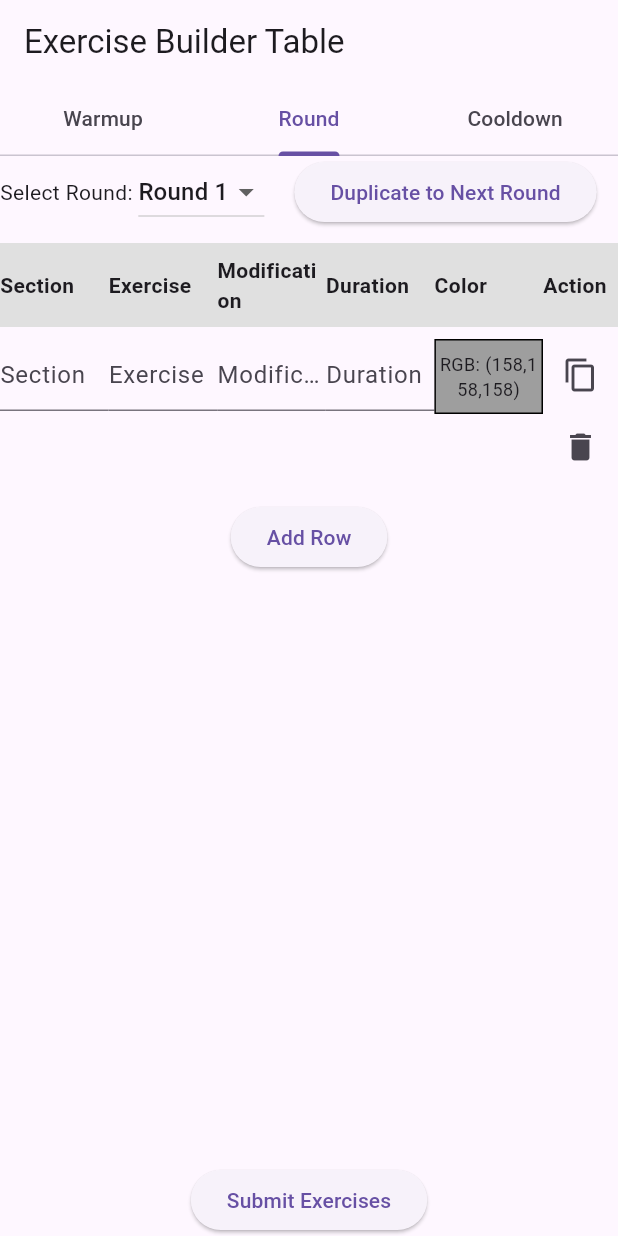
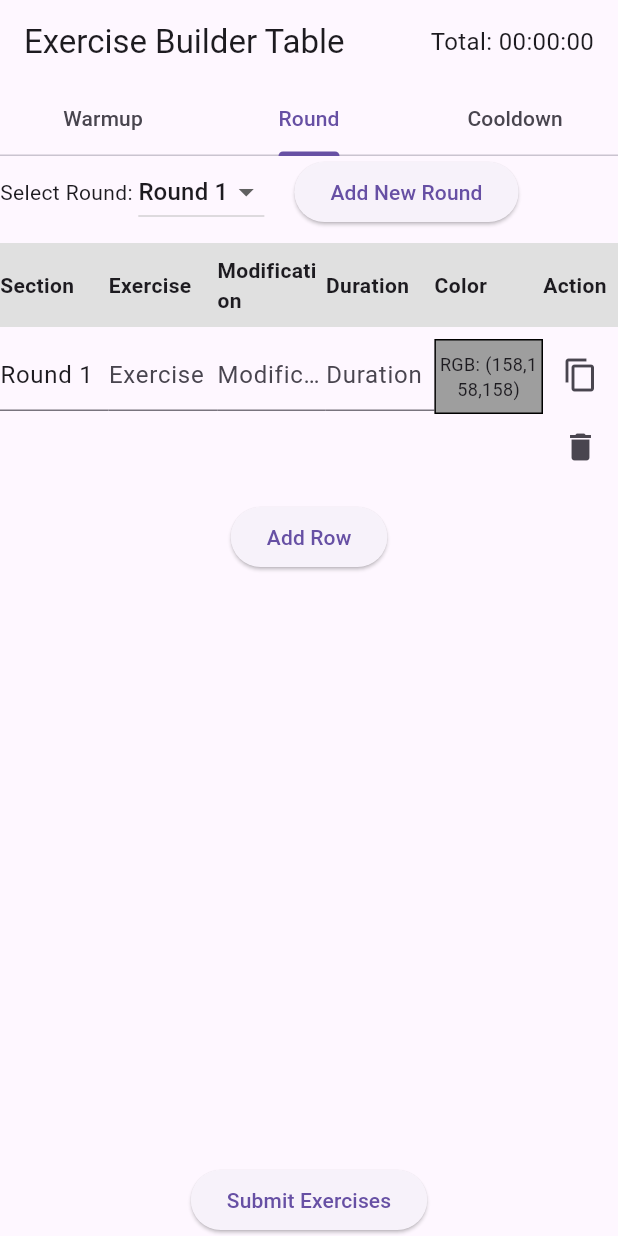
Before and after one commit to sarah-eliza/simplyactiveapp, a Flutter app: the ExerciseBuilderTable screen opened directly, tab 2 chosen, on a phone screen of 412 x 824 dp. Run offline on Flutter 3.47's test engine with Material 3 defaults, Android fonts, the phone set to English and light mode, and no system bars; our stand-ins replace flutter_colorpicker, supabase_flutter, video_player; accounts and stored records are empty.

Commit message:
Update exercise builder

```diff
--- a/lib/screens/exercise_form.dart
+++ b/lib/screens/exercise_form.dart
@@ -32,7 +32,7 @@ class ExerciseRowData {
   String get colorString =>
       "(${selectedColor.red.toInt()},${selectedColor.green.toInt()},${selectedColor.blue.toInt()})";
 
-  // Create a duplicate of this row.
+  // Create a duplicate (deep copy) of this row.
   ExerciseRowData duplicate() {
     return ExerciseRowData(
       initialSection: sectionController.text,
@@ -59,14 +59,11 @@ class _ExerciseBuilderTableState extends State<ExerciseBuilderTable>
   final List<ExerciseRowData> warmupRows = [];
   final List<ExerciseRowData> cooldownRows = [];
   // Map for Round exercises (multiple rounds).
-  final Map<int, List<ExerciseRowData>> roundRows = {
-    1: [],
-    2: [],
-    3: [],
-  };
+  final Map<int, List<ExerciseRowData>> roundRows = {};
 
   // For Round tab: track which round is selected.
   int selectedRound = 1;
+  int maxRound = 1; // Track the highest round number
 
   late TabController _tabController;
   final double _rowHeight = 80.0; // Estimated row height
@@ -74,10 +71,13 @@ class _ExerciseBuilderTableState extends State<ExerciseBuilderTable>
   @override
   void initState() {
     super.initState();
-    // Start with one row in each category.
-    warmupRows.add(ExerciseRowData());
-    cooldownRows.add(ExerciseRowData());
-    roundRows[1]!.add(ExerciseRowData());
+    // Start with one row in Warmup and Cooldown.
+    warmupRows.add(ExerciseRowData(initialSection: "Warmup"));
+    cooldownRows.add(ExerciseRowData(initialSection: "Cooldown"));
+    // Initialize round 1.
+    roundRows[1] = [ExerciseRowData(initialSection: "Round 1")];
+    maxRound = 1;
+    selectedRound = 1;
     _tabController = TabController(length: 3, vsync: this);
   }
 
@@ -96,6 +96,31 @@ class _ExerciseBuilderTableState extends State<ExerciseBuilderTable>
     }
     _tabController.dispose();
     super.dispose();
+  }
+
+  // Helper to format seconds into HH:MM:SS.
+  String _formatDuration(int totalSeconds) {
+    final hours = totalSeconds ~/ 3600;
+    final minutes = (totalSeconds % 3600) ~/ 60;
+    final seconds = totalSeconds % 60;
+    return "${hours.toString().padLeft(2, '0')}:${minutes.toString().padLeft(2, '0')}:${seconds.toString().padLeft(2, '0')}";
+  }
+
+  // Calculate total duration (in seconds) from all rows.
+  int _getTotalDuration() {
+    int total = 0;
+    for (var row in warmupRows) {
+      total += int.tryParse(row.durationController.text) ?? 0;
+    }
+    for (var list in roundRows.values) {
+      for (var row in list) {
+        total += int.tryParse(row.durationController.text) ?? 0;
+      }
+    }
+    for (var row in cooldownRows) {
+      total += int.tryParse(row.durationController.text) ?? 0;
+    }
+    return total;
   }
 
   // Opens the color picker dialog for a specific row.
@@ -170,7 +195,7 @@ class _ExerciseBuilderTableState extends State<ExerciseBuilderTable>
   // Build a single row for an exercise.
   Widget _buildRow(ExerciseRowData row, int index, VoidCallback onDelete, VoidCallback onDuplicate) {
     return Container(
-      key: ValueKey(index), // Use index as the key to force rebuild on state change.
+      key: ValueKey(index), // Use index as key to force rebuild on state change.
       child: Row(
         crossAxisAlignment: CrossAxisAlignment.start,
         children: [
@@ -197,6 +222,13 @@ class _ExerciseBuilderTableState extends State<ExerciseBuilderTable>
               controller: row.durationController,
               decoration: const InputDecoration(hintText: "Duration"),
               keyboardType: TextInputType.number,
+              onChanged: (value) {
+                setState(() {});
+              },
+              // Alternatively, you can use:
+              // onEditingComplete: () {
+              //   setState(() {});
+              // },
             ),
           ),
           Expanded(
@@ -299,8 +331,8 @@ class _ExerciseBuilderTableState extends State<ExerciseBuilderTable>
             '    ("${row.sectionController.text}", "${row.exerciseNameController.text}", "${row.modificationController.text}", ${row.colorString}, ${row.durationController.text}),');
       }
     }
-    // Round rows: iterate through rounds 1-3.
-    for (int r = 1; r <= 3; r++) {
+    // Round rows: iterate through rounds 1 to maxRound.
+    for (int r = 1; r <= maxRound; r++) {
       var list = roundRows[r] ?? [];
       for (var row in list) {
         if (row.sectionController.text.isNotEmpty ||
@@ -329,6 +361,17 @@ class _ExerciseBuilderTableState extends State<ExerciseBuilderTable>
     return Scaffold(
       appBar: AppBar(
         title: const Text("Exercise Builder Table"),
+        actions: [
+          Padding(
+            padding: const EdgeInsets.only(right: 16.0),
+            child: Center(
+              child: Text(
+                "Total: ${_formatDuration(_getTotalDuration())}",
+                style: const TextStyle(fontSize: 16),
+              ),
+            ),
+          )
+        ],
         bottom: TabBar(
           controller: _tabController,
           tabs: const [
@@ -353,7 +396,7 @@ class _ExerciseBuilderTableState extends State<ExerciseBuilderTable>
                         _buildReorderableTable(
                           warmupRows,
                           () => setState(() {
-                            warmupRows.add(ExerciseRowData());
+                            warmupRows.add(ExerciseRowData(initialSection: "Warmup"));
                           }),
                           (index) => setState(() {
                             warmupRows[index].dispose();
@@ -375,11 +418,13 @@ class _ExerciseBuilderTableState extends State<ExerciseBuilderTable>
                             const Text("Select Round: "),
                             DropdownButton<int>(
                               value: selectedRound,
-                              items: const [
-                                DropdownMenuItem(value: 1, child: Text("Round 1")),
-                                DropdownMenuItem(value: 2, child: Text("Round 2")),
-                                DropdownMenuItem(value: 3, child: Text("Round 3")),
-                              ],
+                              items: List.generate(maxRound, (index) {
+                                int round = index + 1;
+                                return DropdownMenuItem(
+                                  value: round,
+                                  child: Text("Round $round"),
+                                );
+                              }),
                               onChanged: (value) {
                                 if (value != null) {
                                   setState(() {
@@ -389,13 +434,25 @@ class _ExerciseBuilderTableState extends State<ExerciseBuilderTable>
                               },
                             ),
                             const SizedBox(width: 20),
-                            if (selectedRound < 3)
+                            ElevatedButton(
+                              onPressed: () {
+                                setState(() {
+                                  maxRound++;
+                                  roundRows[maxRound] = [];
+                                  selectedRound = maxRound;
+                                });
+                              },
+                              child: const Text("Add New Round"),
+                            ),
+                            const SizedBox(width: 20),
+                            if (selectedRound < maxRound)
                               ElevatedButton(
                                 onPressed: () {
                                   if (roundRows[selectedRound] != null) {
                                     setState(() {
-                                      roundRows[selectedRound + 1] =
-                                          List.from(roundRows[selectedRound]!);
+                                      roundRows[selectedRound + 1] = roundRows[selectedRound]!
+                                          .map((row) => row.duplicate())
+                                          .toList();
                                     });
                                   }
                                 },
@@ -408,7 +465,7 @@ class _ExerciseBuilderTableState extends State<ExerciseBuilderTable>
                           roundRows[selectedRound] ?? [],
                           () => setState(() {
                             roundRows[selectedRound] ??= [];
-                            roundRows[selectedRound]!.add(ExerciseRowData());
+                            roundRows[selectedRound]!.add(ExerciseRowData(initialSection: "Round $selectedRound"));
                           }),
                           (index) => setState(() {
                             roundRows[selectedRound]![index].dispose();
@@ -429,7 +486,7 @@ class _ExerciseBuilderTableState extends State<ExerciseBuilderTable>
                         _buildReorderableTable(
                           cooldownRows,
                           () => setState(() {
-                            cooldownRows.add(ExerciseRowData());
+                            cooldownRows.add(ExerciseRowData(initialSection: "Cooldown"));
                           }),
                           (index) => setState(() {
                             cooldownRows[index].dispose();
```
